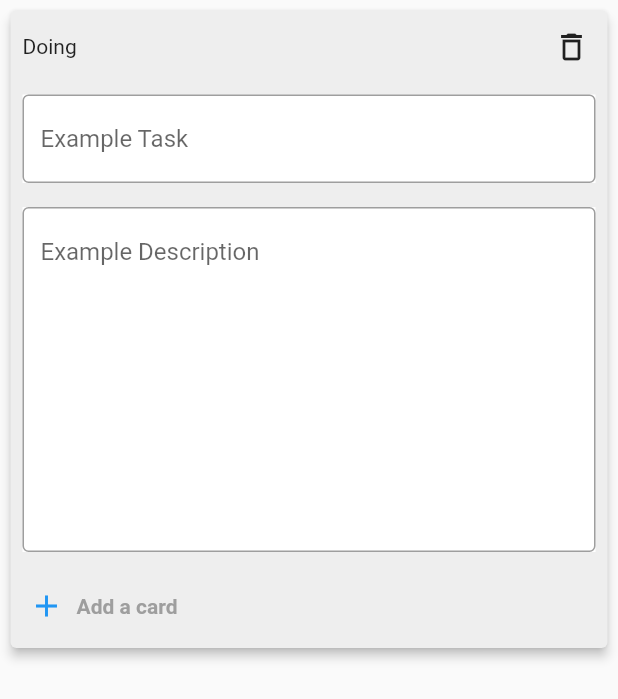
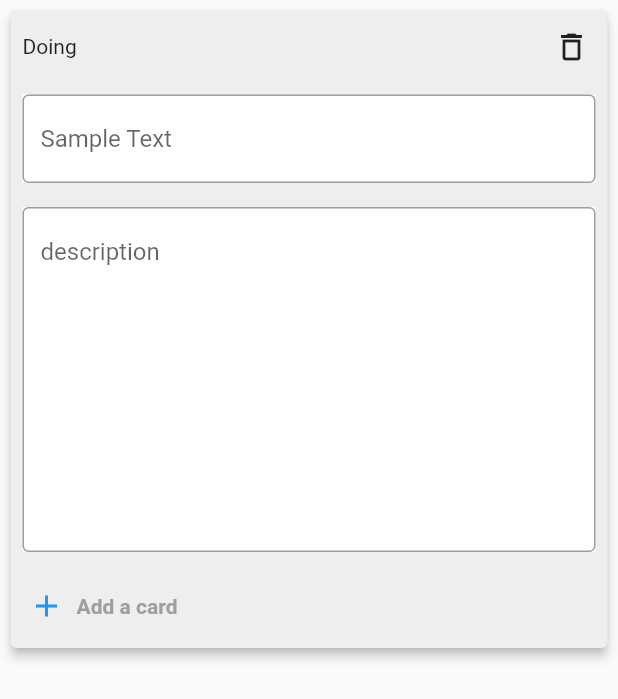
Before and after one commit to imujtaba8488/twillo_strip_down_web, a Flutter app: the TwilloCardList widget shown alone on an empty page, opened directly, after a tap on "Add card to list", on a phone screen of 412 x 824 dp. Shown: the top 699 px of the screen. Run offline on Flutter 3.47's test engine with Material 2 defaults, Android fonts, the light colour scheme and no system bars; our stand-ins replace flutter_riverpod.

Commit message:
changes worth 1 hour

```diff
--- /dev/null
+++ b/lib/business/models/task.dart
@@ -0,0 +1,29 @@
+import 'package:flutter/material.dart';
+
+/// Represents a Task. A task can have a title and description.
+@immutable
+class Task {
+  Task({this.title = '', this.description = '', this.isComplete = false});
+
+  /// Creates a task from the given map.
+  Task.fromMap(Map<String, dynamic> map)
+      : title = map['title'] ?? '',
+        description = map['description'] ?? '',
+        isComplete = map['isComplete'] == 'true';
+
+  /// Returns this task as a map.
+  Map<String, dynamic> get asMap => {
+        'title': title,
+        'description': description,
+        'isComplete': isComplete.toString(),
+      };
+
+  /// The title of the task.
+  final String title;
+
+  /// The description of the task.
+  final String description;
+
+  /// Whether the task is complete or not.
+  final bool isComplete;
+}
--- a/lib/main.dart
+++ b/lib/main.dart
@@ -1,7 +1,9 @@
 import 'package:flutter/material.dart';
-import 'package:twillo_strip_down/screens/home_screen.dart';
+import 'package:flutter_riverpod/flutter_riverpod.dart';
 
-void main() => runApp(MyApp());
+import 'screens/home_screen.dart';
+
+void main() => runApp(ProviderScope(child: MyApp()));
 
 class MyApp extends StatelessWidget {
   @override
--- a/lib/screens/home_screen.dart
+++ b/lib/screens/home_screen.dart
@@ -1,5 +1,5 @@
 import 'package:flutter/material.dart';
-import 'package:twillo_strip_down/screens/twillo_card_list.dart';
+import 'twillo_card_list.dart';
 
 /// Home screen may house elements other than just list of cards.
 class HomeScreen extends StatelessWidget {
--- a/lib/screens/twillo_card_list.dart
+++ b/lib/screens/twillo_card_list.dart
@@ -1,5 +1,6 @@
 import 'package:flutter/material.dart';
-import 'package:twillo_strip_down/screens/twillo_list.dart';
+
+import 'twillo_list.dart';
 
 /// Responsible for holding the list of cards.
 class TwilloList extends StatefulWidget {
@@ -33,7 +34,6 @@ class _TwilloListState extends State<TwilloList> {
 
               final remainingCards = _twilloList.removeAt(oldIndex);
               _twilloList.insert(newIndex, remainingCards);
-              // setState(() {});
             },
           ),
         ),
--- a/lib/screens/twillo_list.dart
+++ b/lib/screens/twillo_list.dart
@@ -1,4 +1,7 @@
 import 'package:flutter/material.dart';
+import 'package:flutter_riverpod/flutter_riverpod.dart';
+import 'package:twillo_strip_down/business/models/task.dart';
+import 'package:twillo_strip_down/services/session_notifier.dart';
 
 class TwilloCardList extends StatefulWidget {
   const TwilloCardList({Key? key}) : super(key: key);
@@ -9,11 +12,26 @@ class TwilloCardList extends StatefulWidget {
 
 class _TwilloCardListState extends State<TwilloCardList> {
   List<TwilloCard> _cards = [];
-
   int _currentIndex = 0;
 
   @override
   Widget build(BuildContext context) {
+    return Consumer(builder: (context, watch, child) {
+      final provider = watch(taskProvider.notifier);
+      List<Task> taskList = provider.taskList;
+
+      _cards = List.generate(
+        taskList.length,
+        (index) {
+          _currentIndex++;
+          return TwilloCard(
+            onAddCard: _addCard,
+            index: index,
+            key: ValueKey(_currentIndex),
+          );
+        },
+      );
+
       return Container(
         width: MediaQuery.of(context).size.width,
         child: Column(
@@ -26,40 +44,39 @@ class _TwilloCardListState extends State<TwilloCardList> {
                       itemBuilder: (context, index) => _cards[index],
                       itemCount: _cards.length,
                       onReorder: (int oldIndex, int newIndex) {
-                      setState(() {
                         if (newIndex > oldIndex) newIndex -= 1;
 
                         final oldCard = _cards.removeAt(oldIndex);
                         _cards.insert(newIndex, oldCard);
-                      });
                       },
                     ),
                   )
                 : Container(),
             if (_cards.length == 0)
               TextButton.icon(
-              onPressed: _onAddCard,
+                onPressed: _addCard,
                 icon: Icon(Icons.add),
                 label: Text('Add card to list'),
               )
           ],
         ),
       );
+    });
   }
 
-  /// Action to be taken when a card is to be added to the Card list.
-  void _onAddCard() {
-    setState(() {
+  void _addCard() {
+    context.read(taskProvider).add(
+          Task(title: 'testing', description: 'testing'),
+        );
+
     _cards.add(
       TwilloCard(
-          key: Key('$_currentIndex'),
-          onAddCard: _onAddCard,
+        onAddCard: _addCard,
         index: _currentIndex,
+        key: ValueKey(_currentIndex),
       ),
     );
-
-      _currentIndex++;
-    });
+    setState(() {});
   }
 }
 
@@ -70,6 +87,8 @@ class TwilloCard extends StatelessWidget {
     @required this.onAddCard,
     @required this.index,
     this.onDeleteCard,
+    this.title = '',
+    this.description = '',
   }) : super(key: key);
 
   /// Callback to add a card.
@@ -80,6 +99,10 @@ class TwilloCard extends StatelessWidget {
 
   /// Callback to delete a card.
   final ValueSetter<int>? onDeleteCard;
+
+  final String title;
+
+  final String description;
 
   @override
   Widget build(BuildContext context) {
@@ -113,7 +136,7 @@ class TwilloCard extends StatelessWidget {
                 child: TextField(
                   decoration: InputDecoration(
                     border: OutlineInputBorder(),
-                    hintText: 'Example Task',
+                    hintText: title.isEmpty ? 'Sample Text' : title,
                   ),
                 ),
               ),
@@ -123,7 +146,7 @@ class TwilloCard extends StatelessWidget {
                 child: TextField(
                   decoration: InputDecoration(
                     border: OutlineInputBorder(),
-                    hintText: 'Example Description',
+                    hintText: description.isEmpty ? 'description' : description,
                   ),
                   maxLines: 10,
                 ),
```
Also changed, not shown: lib/business/models/task_collection.dart (added, +25 -0 lines), lib/business/repositories/database.dart (added, +15 -0 lines), lib/services/session_notifier.dart (added, +13 -0 lines), pubspec.yaml (+2 -10 lines), pubspec.lock, 5 other files. Lines whose indentation alone changed are shown as unchanged.
